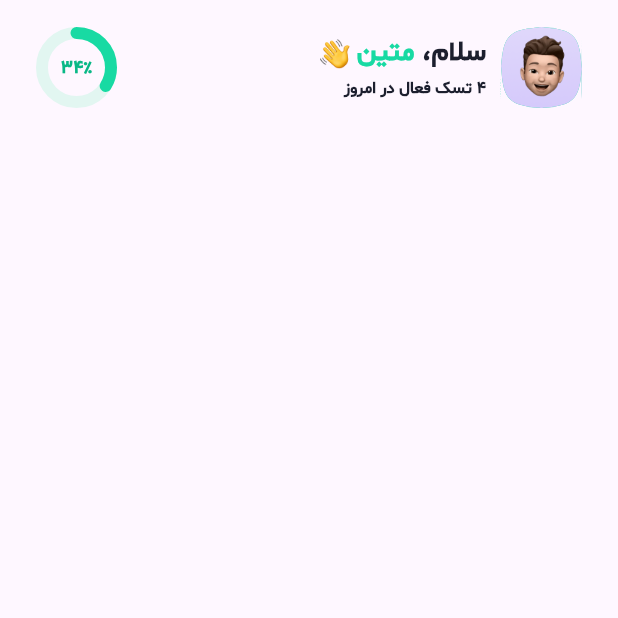
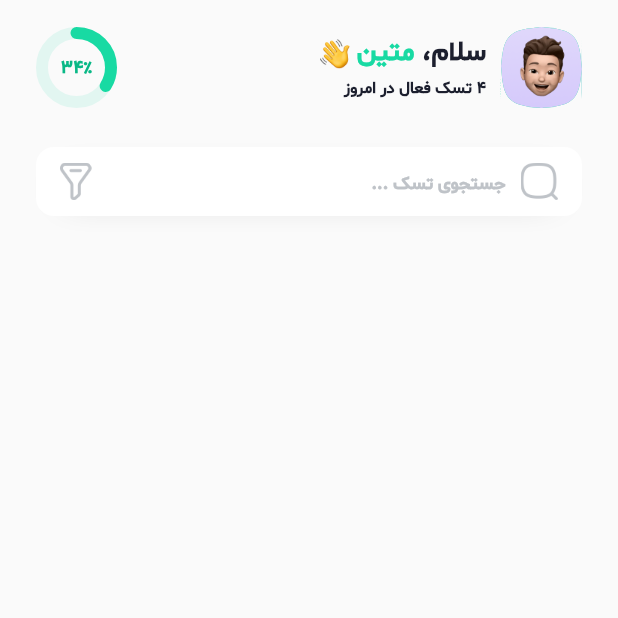
Before and after one commit to matinnajafi/todo_app, a Flutter app: the screen it shows after launch, on a phone screen of 412 x 824 dp, the top half of it. Run offline on Flutter 3.47's test engine with Material 3 defaults, Android fonts, the light colour scheme and no system bars; drawn by our look-alikes of percent_indicator.

Commit message:
Implement search box UI

```diff
--- a/lib/presentation/screens/task_screen.dart
+++ b/lib/presentation/screens/task_screen.dart
@@ -1,4 +1,6 @@
 import 'package:flutter/material.dart';
+import 'package:todo_app/core/constants/app_colors.dart';
+import 'package:todo_app/presentation/widgets/search_box.dart';
 import 'package:todo_app/presentation/widgets/user_info.dart';
 
 class TaskScreen extends StatelessWidget {
@@ -7,9 +9,15 @@ class TaskScreen extends StatelessWidget {
   @override
   Widget build(BuildContext context) {
     return Scaffold(
+      backgroundColor: backgroundColor,
       body: SafeArea(
         child: CustomScrollView(
-          slivers: [const SliverToBoxAdapter(child: UserInfo())],
+          slivers: const [
+            SliverToBoxAdapter(child: UserInfo()),
+            SliverPadding(padding: EdgeInsets.only(bottom: 26)),
+            SliverToBoxAdapter(child: SearchBox()),
+            SliverPadding(padding: EdgeInsets.only(bottom: 8)),
+          ],
         ),
       ),
     );
--- /dev/null
+++ b/lib/presentation/widgets/search_box.dart
@@ -0,0 +1,65 @@
+import 'package:flutter/material.dart';
+import 'package:todo_app/core/constants/app_colors.dart';
+
+class SearchBox extends StatelessWidget {
+  const SearchBox({super.key});
+
+  @override
+  Widget build(BuildContext context) {
+    return Directionality(
+      textDirection: TextDirection.rtl,
+      child: Container(
+        margin: const EdgeInsets.symmetric(horizontal: 24),
+        height: 46,
+        decoration: BoxDecoration(
+          boxShadow: const [
+            BoxShadow(
+              spreadRadius: -20,
+              blurRadius: 20,
+              offset: Offset(0, 4),
+              color: greytextColor,
+            ),
+          ],
+          color: whiteColor,
+          borderRadius: const BorderRadius.all(Radius.circular(12)),
+        ),
+        child: Padding(
+          padding: const EdgeInsets.symmetric(horizontal: 16.0),
+          child: Row(
+            crossAxisAlignment: CrossAxisAlignment.center,
+            children: [
+              SizedBox(
+                width: 25,
+                height: 25,
+                child: Image.asset('images/search_icon.png'),
+              ),
+              const SizedBox(width: 10),
+              Expanded(
+                child: TextField(
+                  onChanged: (value) {
+                    // Search Task
+                  },
+                  decoration: InputDecoration(
+                    enabledBorder: InputBorder.none,
+                    focusedBorder: InputBorder.none,
+                    hintText: 'جستجوی تسک ...',
+                    hintStyle: TextStyle(
+                      fontFamily: 'sh',
+                      color: greyyColor,
+                      fontSize: 12,
+                      fontWeight: FontWeight.w700,
+                    ),
+                  ),
+                ),
+              ),
+              SizedBox(
+                height: 25,
+                child: Image.asset('images/filter_icon.png'),
+              ),
+            ],
+          ),
+        ),
+      ),
+    );
+  }
+}
```
Also changed, not shown: images/filter_icon.png (added), images/search_icon.png (added).
